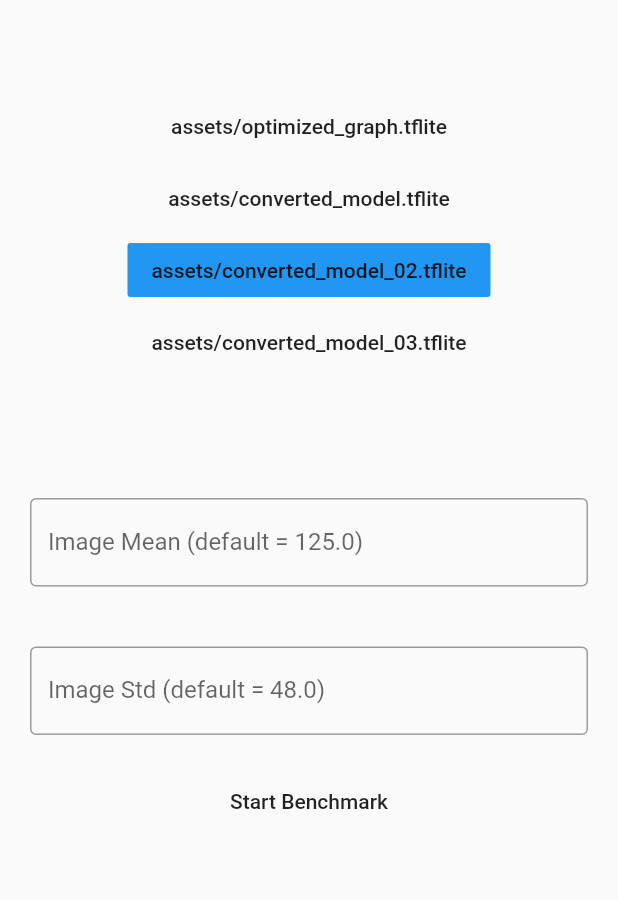
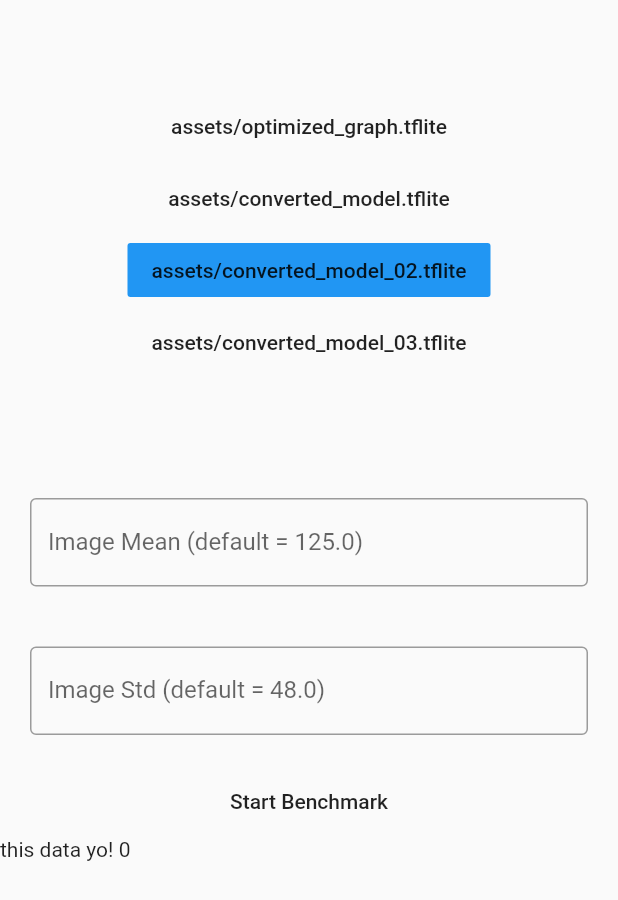
Before and after one commit to eduardkieser/vitmo_model_tester, a Flutter app: the screen it shows after launch, after a tap on "Start Benchmark", on a phone screen of 412 x 824 dp. Shown: the top 900 px of the screen. Run offline on Flutter 3.47's test engine with Material 2 defaults, Android fonts, the phone set to English and light mode, and no system bars; missing offline and left inert: simple_permissions, tflite.

```diff
--- a/lib/blocks/StaticTestBlock.dart
+++ b/lib/blocks/StaticTestBlock.dart
@@ -6,9 +6,13 @@ import 'package:vitmo_model_tester/model_tester.dart';
 
 class StaticTestBloc{
 
-  StaticTestBloc();
+  List<int> _binaryResults = [];
 
   final _resultsStreamController = StreamController<StaticPerformanceState>();
+
+  final StreamController<int> _intStreamController = StreamController<int>();
+
+  Stream<int> get intStream => _intStreamController.stream;
 
   Stream<StaticPerformanceDataState> get performanceSnapshot =>
     _resultsStreamController.stream;
@@ -18,12 +22,17 @@ class StaticTestBloc{
     .add(StaticPerformanceDataState(snapshot));
   }
 
+  void addInt(int oneIfTrue){
+    _intStreamController.sink.add(oneIfTrue);
+  }
+
   void dispose(){
     _resultsStreamController.close();
+    _intStreamController.close();
   }
 
   void startStaticTest(ModelData modelSetup){
-    ModelTester().startTestBatch(modelSetup, this);
+    ModelTester(this).startTestBatch(modelSetup, this);
   }
 
 
--- a/lib/main.dart
+++ b/lib/main.dart
@@ -1,8 +1,6 @@
 import 'package:flutter/material.dart';
 import 'package:path_provider/path_provider.dart';
 import 'screens/StaticTestScreen.dart';
-import 'package:provider/provider.dart';
-import 'package:vitmo_model_tester/models/model_data.dart';
 
 import 'dart:io';
 import 'dart:async';
@@ -20,10 +18,7 @@ class MyApp extends StatelessWidget {
       theme: ThemeData(
         primarySwatch: Colors.blue,
       ),
-      home: ChangeNotifierProvider<AppState>(
-          builder: (_) => AppState(),
-          child: StaticTestScreen(),
-        ));
-
+      home: StaticTestScreen(),
+    );
   }
 }
--- a/lib/model_tester.dart
+++ b/lib/model_tester.dart
@@ -54,6 +54,9 @@ class ModelPrepper {
 }
 
 class ModelTester {
+  StaticTestBloc bloc;
+  ModelTester(this.bloc);
+
   Future<Map<String, String>> loadDataMap(
       {String folderName, int numPerClass}) async {
     Map<String, String> dataMap = await DataBuilder()
@@ -66,12 +69,11 @@ class ModelTester {
       double imgStd,
       double imgMean,
       Stream<List<PerformanceData>> resultsStream,
-      StaticTestBloc staticBlock
       }) async {
     int countTrue = 0;
     int countFalse = 0;
     int oneIfTrue = 0;
-    print('#################### Loading model ###########################');
+    print('#################### mean:$imgMean ###########################');
     print("#################### getting to the testing ##################");
 
     for (String imgPath in dataMap.keys) {
@@ -95,14 +97,16 @@ class ModelTester {
           oneIfTrue = 0;
         }
 
-        staticBlock.addPerformaceSnapshot(
-          [PerformanceData(
-            countFalse: countFalse,
-            coutTrue: countTrue,
-            recognitionTime: 20,
-            result: '20'
-          )]
-        );
+        bloc.addInt(oneIfTrue);
+
+        // bloc.addPerformaceSnapshot(
+        //   [PerformanceData(
+        //     countFalse: countFalse,
+        //     coutTrue: countTrue,
+        //     recognitionTime: 20,
+        //     result: '20'
+        //   )]
+        // );
 
       }
 
@@ -122,6 +126,6 @@ class ModelTester {
 
     testModelWithParams(
         dataMap: dataMap, imgStd: testSetup.imgStd, imgMean: testSetup.imgMean,
-        staticBlock:_block);
+        );
   }
 }
--- a/lib/screens/StaticTestScreen.dart
+++ b/lib/screens/StaticTestScreen.dart
@@ -6,12 +6,18 @@ import 'package:provider/provider.dart';
 
 class StaticTestScreen extends StatefulWidget {
 
-  final StaticTestBloc _block = StaticTestBloc();
-
   _StaticTestScreenState createState() => _StaticTestScreenState();
 }
 
 class _StaticTestScreenState extends State<StaticTestScreen> {
+  StaticTestBloc _block = StaticTestBloc();
+
+  @override
+  void initState() {
+    super.initState();
+    ModelTester _modelTester = ModelTester(_block);
+  }
+
   int _modelIndex = 2;
   double _selectedMean = 125;
   double _selectedStd = 48;
@@ -70,7 +76,15 @@ class _StaticTestScreenState extends State<StaticTestScreen> {
   // }
 
   Widget _performanceResults(){
+    return StreamBuilder<int>(
+      stream: _block.intStream,
+      initialData: 0,
+      builder: (BuildContext context, AsyncSnapshot<int> snapshot){
+        return Container(
 
+          child: Text('this data yo! ${snapshot.data}'));
+      },
+    );
   }
 
   Widget _setMeanContainer() {
@@ -120,14 +134,14 @@ class _StaticTestScreenState extends State<StaticTestScreen> {
         ModelData model = models[_modelIndex];
         model.imgStd = _selectedStd;
         model.imgMean = _selectedMean;
-        widget._block.startStaticTest(model);
+        _block.startStaticTest(model);
       },
     );
   }
 
   @override
   Widget build(BuildContext context) {
-    final appState = Provider.of<AppState>(context);
+    // final appState = Provider.of<AppState>(context);
 
     return Scaffold(
       body: ListView(
@@ -137,7 +151,7 @@ class _StaticTestScreenState extends State<StaticTestScreen> {
           _setMeanContainer(),
           _setStdContainer(),
           _testModelButtom(),
-          // _performanceResults()
+          _performanceResults()
         ],
       ),
     );
```
